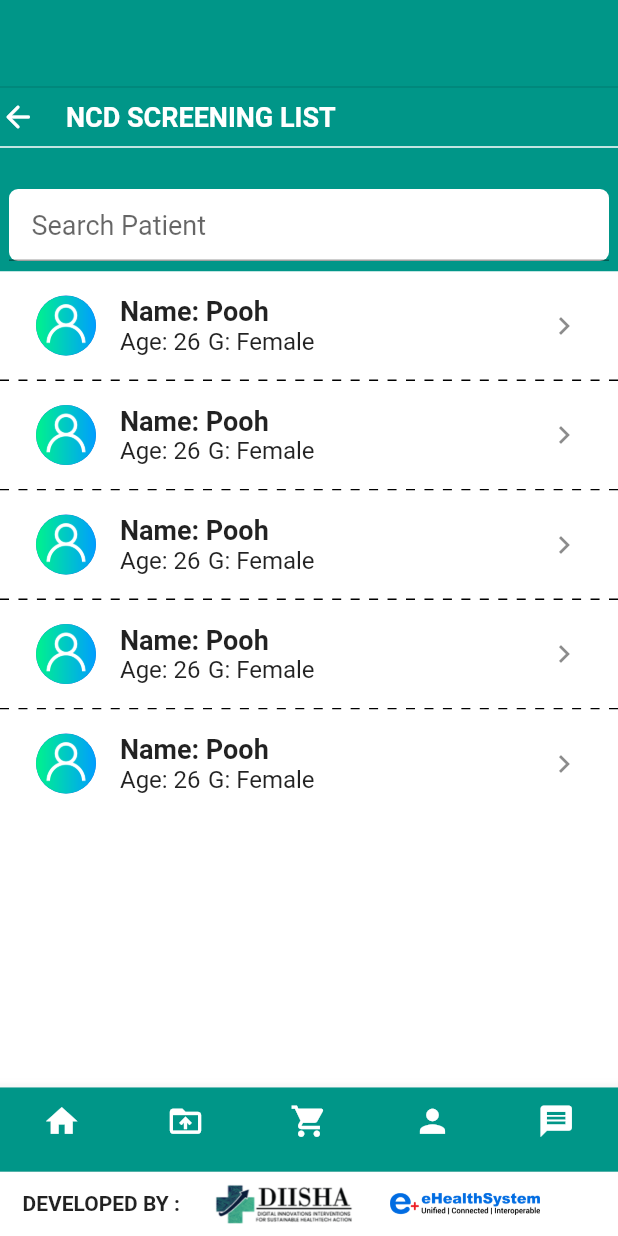
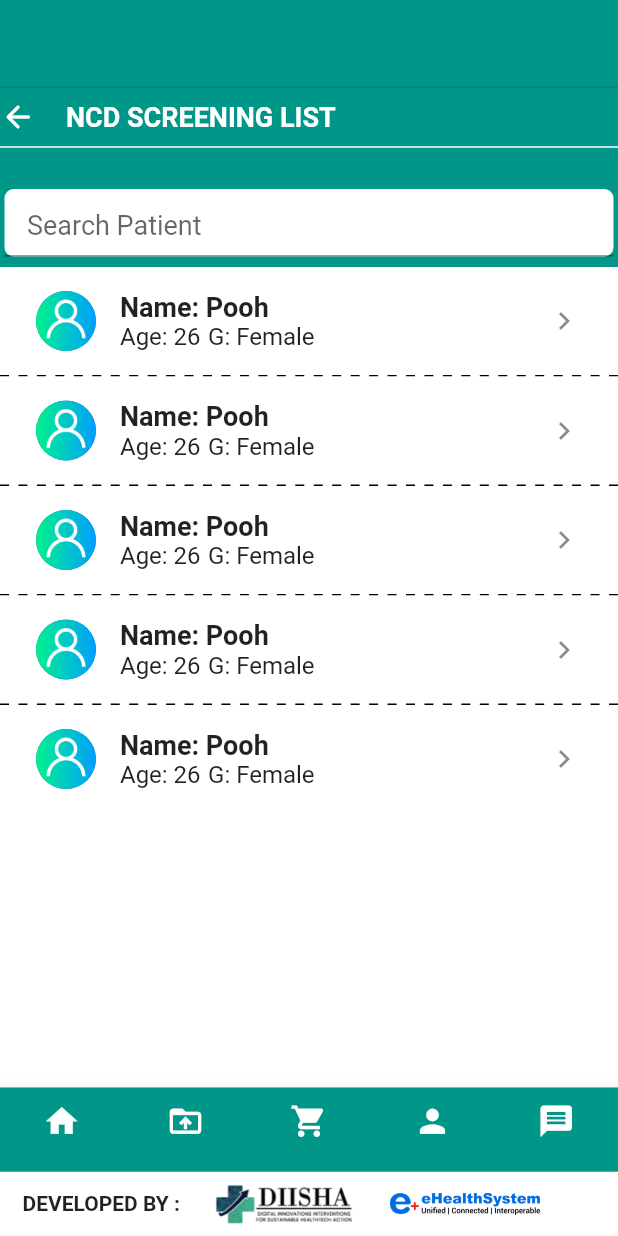
Before and after one commit to sanjayajena37/diisha, a Flutter app: the NCDScreeningPageView screen opened by its route, on a phone screen of 412 x 824 dp. Run offline on Flutter 3.47's test engine with Material 2 defaults, Android fonts, the phone set to English and light mode, and no system bars; our stand-ins replace dio, get; missing offline and left inert: dart:html, encrypt.

Commit message:
By Anirudha

```diff
--- a/lib/app/modules/NCDScreeningPage/views/n_c_d_screening_page_view.dart
+++ b/lib/app/modules/NCDScreeningPage/views/n_c_d_screening_page_view.dart
@@ -183,8 +183,12 @@ class NCDScreeningPageView extends GetView<NCDScreeningPageController> {
           SizedBox(
             height: 20,
           ),
-          Container(
-            width: 400,
+          Padding(
+            padding: const EdgeInsets.symmetric(horizontal: 3.0),
+            child: Container(
+
+              height: 45,
+              width: double.maxFinite,
               decoration: BoxDecoration(
                   borderRadius: BorderRadius.circular(6.0),
                 color: Colors.white,
@@ -192,12 +196,14 @@ class NCDScreeningPageView extends GetView<NCDScreeningPageController> {
               ),
               child: TextField(
                 controller: nameController,
+                cursorColor: Colors.teal,
                 //textAlign: TextAlign. center,
                 decoration: const InputDecoration(
                   contentPadding: EdgeInsets.only(left: 15.0, right: 15.0),
                   //suffixIcon: Icon(Icons.search),
                   hintText: 'Search Patient',
                   hintStyle: TextStyle(fontSize: 18),
+                ),
               ),
             ),
           ),
```
Lines whose indentation alone changed are shown as unchanged.
